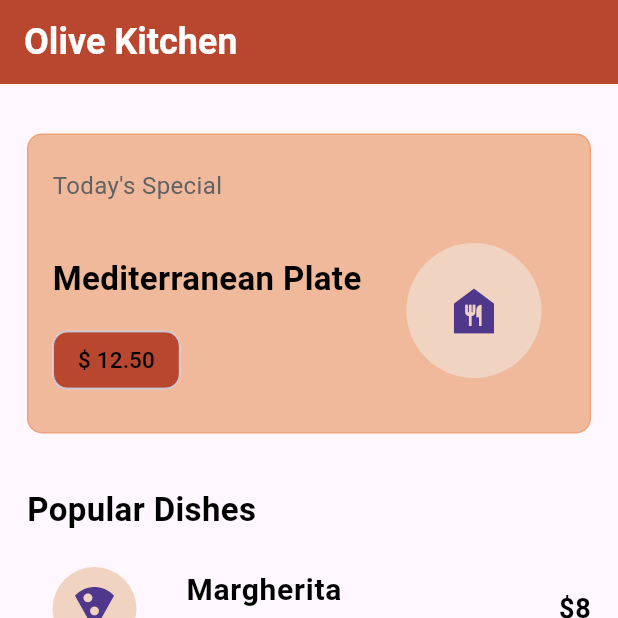
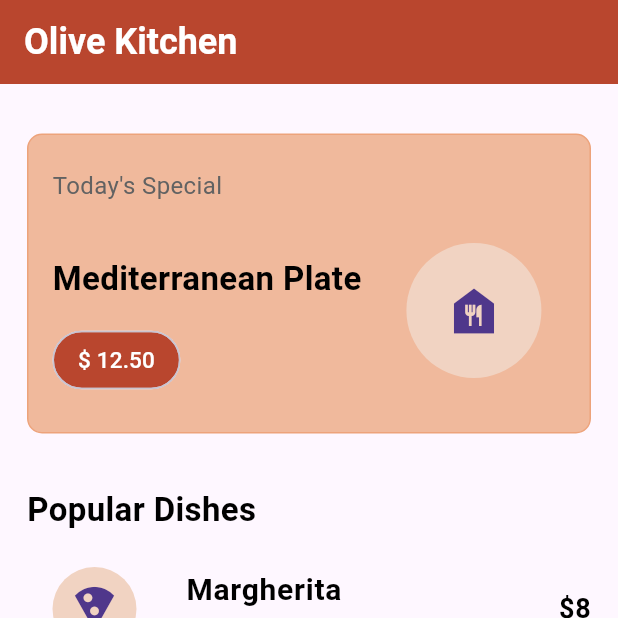
Before and after one commit to samish12/flutter_homeworks, a Flutter app: the screen it shows after launch, on a phone screen of 412 x 824 dp, the top half of it. Run offline on Flutter 3.47's test engine with Material 3 defaults, Android fonts, the phone set to English and light mode, and no system bars; missing offline and left inert: dart:ffi.

Commit message:
third task done

```diff
--- a/lib/task_3_restaurant_menu.dart
+++ b/lib/task_3_restaurant_menu.dart
@@ -62,11 +62,11 @@ class RestaurantMenu extends StatelessWidget {
                           label: Text("\$ 12.50"),
                           labelStyle: TextStyle(
                             fontSize: 15,
-                            color: Colors.black,
+                            color: Colors.white,
                           ),
                           backgroundColor: Color(0xffb9462e),
                           shape: RoundedRectangleBorder(
-                            borderRadius: BorderRadiusGeometry.circular(10),
+                            borderRadius: BorderRadiusGeometry.circular(20),
                           ),
                         ),
                       ],
```
